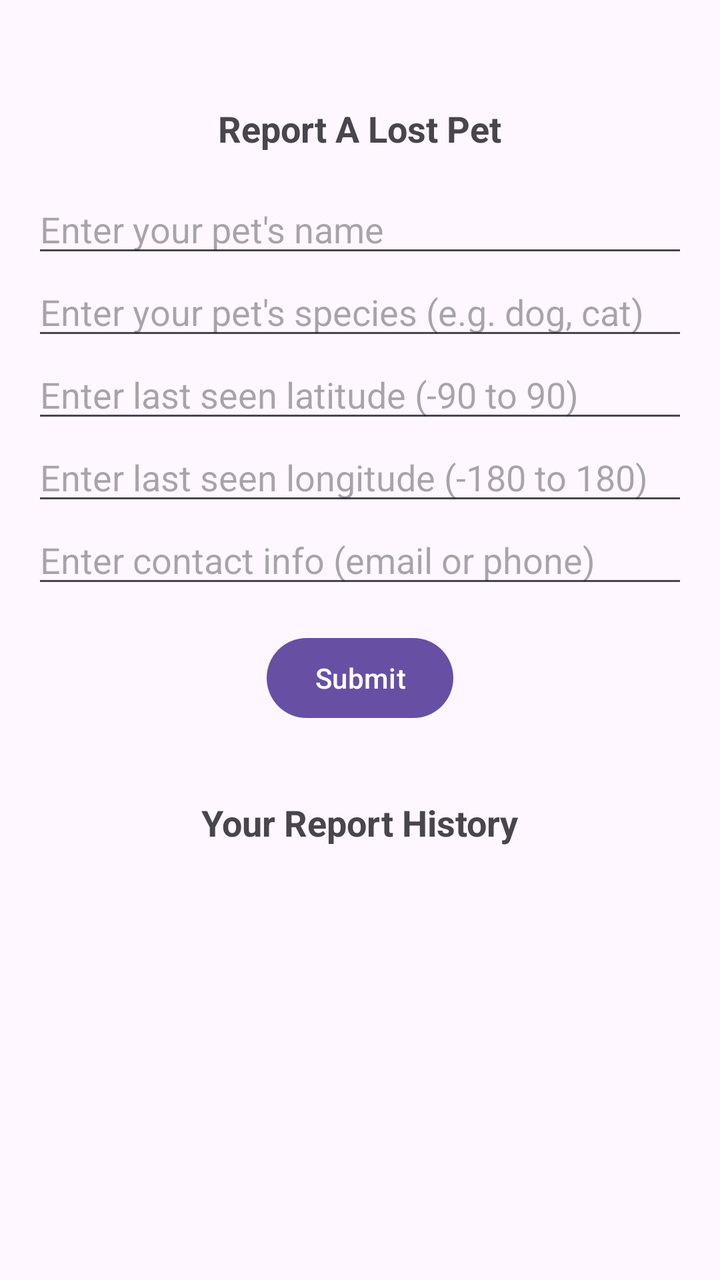
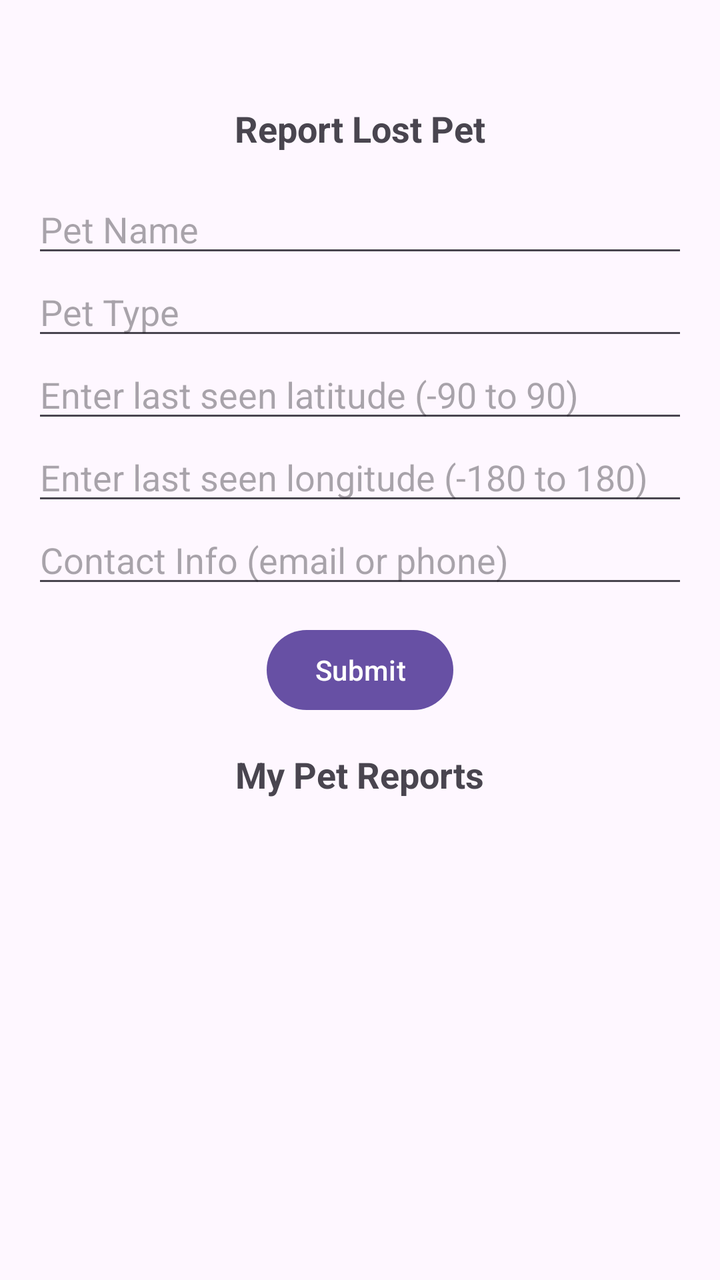

Before-and-after screenshots of an Android layout around one commit, followed by the original layout XML and the change that was made.
<!-- AndroidManifest.xml: application theme Theme.MyApplication -->
<!-- res/layout/fragment_report.xml -->
<?xml version="1.0" encoding="utf-8"?>
<androidx.core.widget.NestedScrollView xmlns:android="http://schemas.android.com/apk/res/android"
    android:layout_width="match_parent"
    android:layout_height="match_parent"
    android:fillViewport="true">

    <LinearLayout xmlns:android="http://schemas.android.com/apk/res/android"
        android:orientation="vertical"
        android:padding="16dp"
        android:layout_width="match_parent"
        android:layout_height="match_parent">

        <TextView
            android:text="Report A Lost Pet"
            android:textSize="18sp"
            android:textStyle="bold"
            android:layout_width="wrap_content"
            android:layout_height="wrap_content"
            android:layout_gravity="center_horizontal"
            android:layout_marginTop="36dp"
            android:layout_marginBottom="16dp"/>

        <EditText
            android:id="@+id/petNameEditText"
            android:hint="Enter your pet's name"
            android:inputType="textCapWords"
            android:imeOptions="actionNext"
            android:singleLine="true"
            android:layout_width="match_parent"
            android:layout_height="wrap_content" />

        <EditText
            android:id="@+id/petTypeEditText"
            android:hint="Enter your pet's species (e.g. dog, cat)"
            android:inputType="textCapWords"
            android:imeOptions="actionNext"
            android:singleLine="true"
            android:layout_width="match_parent"
            android:layout_height="wrap_content" />

        <EditText
            android:id="@+id/latitudeEditText"
            android:hint="Enter last seen latitude (-90 to 90)"
            android:inputType="numberDecimal|numberSigned"
            android:imeOptions="actionNext"
            android:singleLine="true"
            android:layout_width="match_parent"
            android:layout_height="wrap_content" />

        <EditText
            android:id="@+id/longitudeEditText"
            android:hint="Enter last seen longitude (-180 to 180)"
            android:inputType="numberDecimal|numberSigned"
            android:imeOptions="actionNext"
            android:singleLine="true"
            android:layout_width="match_parent"
            android:layout_height="wrap_content" />

        <EditText
            android:id="@+id/contactEditText"
            android:hint="Enter contact info (email or phone)"
            android:inputType="textEmailAddress"
            android:imeOptions="actionDone"
            android:singleLine="true"
            android:layout_width="match_parent"
            android:layout_height="wrap_content" />

        <Button
            android:id="@+id/submitButton"
            android:text="Submit"
            android:layout_width="wrap_content"
            android:layout_height="wrap_content"
            android:layout_gravity="center_horizontal"
            android:layout_marginTop="16dp"/>

        <TextView
            android:text="Your Report History"
            android:textSize="18sp"
            android:textStyle="bold"
            android:layout_width="wrap_content"
            android:layout_height="wrap_content"
            android:layout_gravity="center_horizontal"
            android:layout_marginTop="36dp"/>

        <androidx.recyclerview.widget.RecyclerView
            android:id="@+id/reportRecyclerView"
            android:layout_width="match_parent"
            android:layout_height="0dp"
            android:layout_weight="1"
            android:layout_marginTop="16dp"/>
    </LinearLayout>

</androidx.core.widget.NestedScrollView>
<!-- resources referenced by this layout -->
<resources>
  <style name="Theme.MyApplication" parent="Base.Theme.MyApplication" />
  <style name="Base.Theme.MyApplication" parent="Theme.Material3.DayNight.NoActionBar">
          
          
      </style>
</resources>

<!-- the commit's change to res/layout/fragment_report.xml (unified diff, before → after) -->
@@ -10,84 +10,85 @@
         android:layout_width="match_parent"
         android:layout_height="match_parent">
 
-        <TextView
-            android:text="Report A Lost Pet"
-            android:textSize="18sp"
-            android:textStyle="bold"
-            android:layout_width="wrap_content"
-            android:layout_height="wrap_content"
-            android:layout_gravity="center_horizontal"
-            android:layout_marginTop="36dp"
-            android:layout_marginBottom="16dp"/>
+    <TextView
+        android:id="@+id/reportLostPetHeader"
+        android:text="Report Lost Pet"
+        android:textSize="18sp"
+        android:textStyle="bold"
+        android:layout_width="wrap_content"
+        android:layout_height="wrap_content"
+        android:layout_gravity="center_horizontal"
+        android:layout_marginTop="36dp"
+        android:layout_marginBottom="16dp"/>
 
-        <EditText
-            android:id="@+id/petNameEditText"
-            android:hint="Enter your pet's name"
-            android:inputType="textCapWords"
-            android:imeOptions="actionNext"
-            android:singleLine="true"
-            android:layout_width="match_parent"
-            android:layout_height="wrap_content" />
+    <EditText
+        android:id="@+id/petNameEditText"
+        android:hint="Pet Name"
+        android:inputType="textCapWords"
+        android:imeOptions="actionNext"
+        android:singleLine="true"
+        android:layout_width="match_parent"
+        android:layout_height="wrap_content"/>
 
-        <EditText
-            android:id="@+id/petTypeEditText"
-            android:hint="Enter your pet's species (e.g. dog, cat)"
-            android:inputType="textCapWords"
-            android:imeOptions="actionNext"
-            android:singleLine="true"
-            android:layout_width="match_parent"
-            android:layout_height="wrap_content" />
+    <EditText
+        android:id="@+id/petTypeEditText"
+        android:hint="Pet Type"
+        android:inputType="textCapWords"
+        android:imeOptions="actionNext"
+        android:singleLine="true"
+        android:layout_width="match_parent"
+        android:layout_height="wrap_content"/>
 
-        <EditText
-            android:id="@+id/latitudeEditText"
-            android:hint="Enter last seen latitude (-90 to 90)"
-            android:inputType="numberDecimal|numberSigned"
-            android:imeOptions="actionNext"
-            android:singleLine="true"
-            android:layout_width="match_parent"
-            android:layout_height="wrap_content" />
+    <EditText
+        android:id="@+id/latitudeEditText"
+        android:hint="Enter last seen latitude (-90 to 90)"
+        android:inputType="numberDecimal|numberSigned"
+        android:imeOptions="actionNext"
+        android:singleLine="true"
+        android:layout_width="match_parent"
+        android:layout_height="wrap_content"/>
 
-        <EditText
-            android:id="@+id/longitudeEditText"
-            android:hint="Enter last seen longitude (-180 to 180)"
-            android:inputType="numberDecimal|numberSigned"
-            android:imeOptions="actionNext"
-            android:singleLine="true"
-            android:layout_width="match_parent"
-            android:layout_height="wrap_content" />
+    <EditText
+        android:id="@+id/longitudeEditText"
+        android:hint="Enter last seen longitude (-180 to 180)"
+        android:inputType="numberDecimal|numberSigned"
+        android:imeOptions="actionNext"
+        android:singleLine="true"
+        android:layout_width="match_parent"
+        android:layout_height="wrap_content"/>
 
-        <EditText
-            android:id="@+id/contactEditText"
-            android:hint="Enter contact info (email or phone)"
-            android:inputType="textEmailAddress"
-            android:imeOptions="actionDone"
-            android:singleLine="true"
-            android:layout_width="match_parent"
-            android:layout_height="wrap_content" />
+    <EditText
+        android:id="@+id/contactEditText"
+        android:hint="Contact Info (email or phone)"
+        android:inputType="textEmailAddress"
+        android:imeOptions="actionDone"
+        android:singleLine="true"
+        android:layout_width="match_parent"
+        android:layout_height="wrap_content"/>
 
-        <Button
-            android:id="@+id/submitButton"
-            android:text="Submit"
-            android:layout_width="wrap_content"
-            android:layout_height="wrap_content"
-            android:layout_gravity="center_horizontal"
-            android:layout_marginTop="16dp"/>
+    <Button
+        android:id="@+id/submitButton"
+        android:text="Submit"
+        android:layout_width="wrap_content"
+        android:layout_height="wrap_content"
+        android:layout_gravity="center_horizontal"
+        android:layout_marginTop="12dp"/>
 
-        <TextView
-            android:text="Your Report History"
-            android:textSize="18sp"
-            android:textStyle="bold"
-            android:layout_width="wrap_content"
-            android:layout_height="wrap_content"
-            android:layout_gravity="center_horizontal"
-            android:layout_marginTop="36dp"/>
+    <TextView
+        android:id="@+id/myPetReportsHeader"
+        android:text="My Pet Reports"
+        android:textSize="18sp"
+        android:textStyle="bold"
+        android:layout_width="wrap_content"
+        android:layout_height="wrap_content"
+        android:layout_gravity="center_horizontal"
+        android:layout_marginTop="16dp"/>
 
-        <androidx.recyclerview.widget.RecyclerView
-            android:id="@+id/reportRecyclerView"
-            android:layout_width="match_parent"
-            android:layout_height="0dp"
-            android:layout_weight="1"
-            android:layout_marginTop="16dp"/>
+    <androidx.recyclerview.widget.RecyclerView
+        android:id="@+id/reportRecyclerView"
+        android:layout_width="match_parent"
+        android:layout_height="0dp"
+        android:layout_weight="1"
+        android:layout_marginTop="16dp"/>
     </LinearLayout>
-
 </androidx.core.widget.NestedScrollView>
